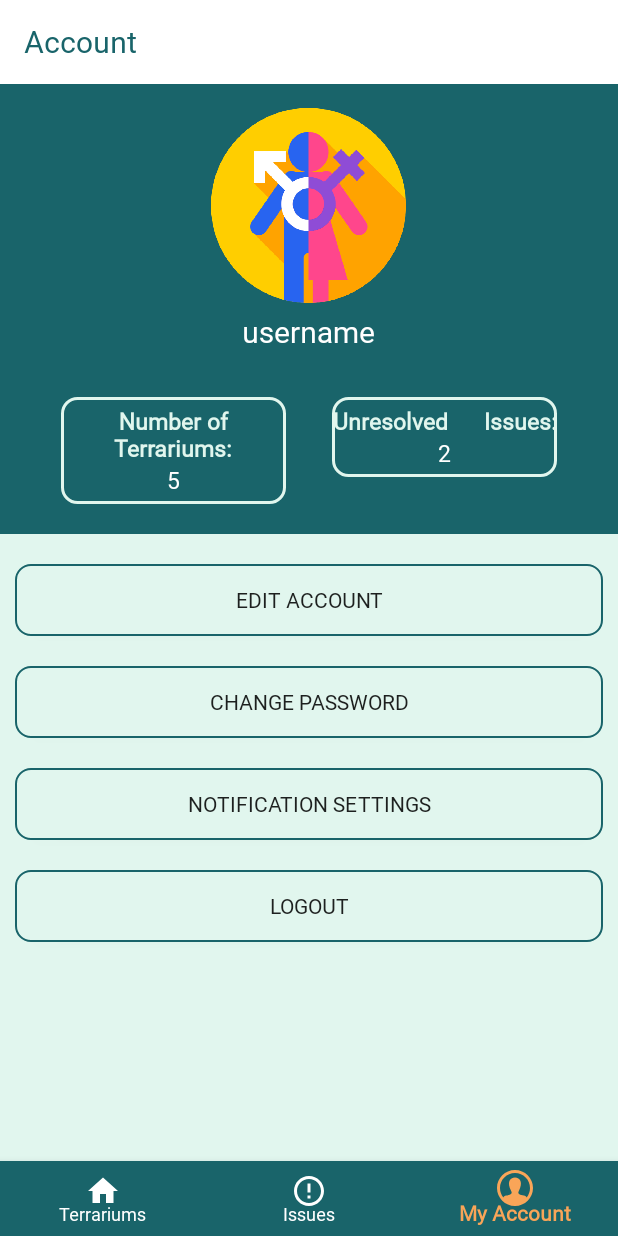
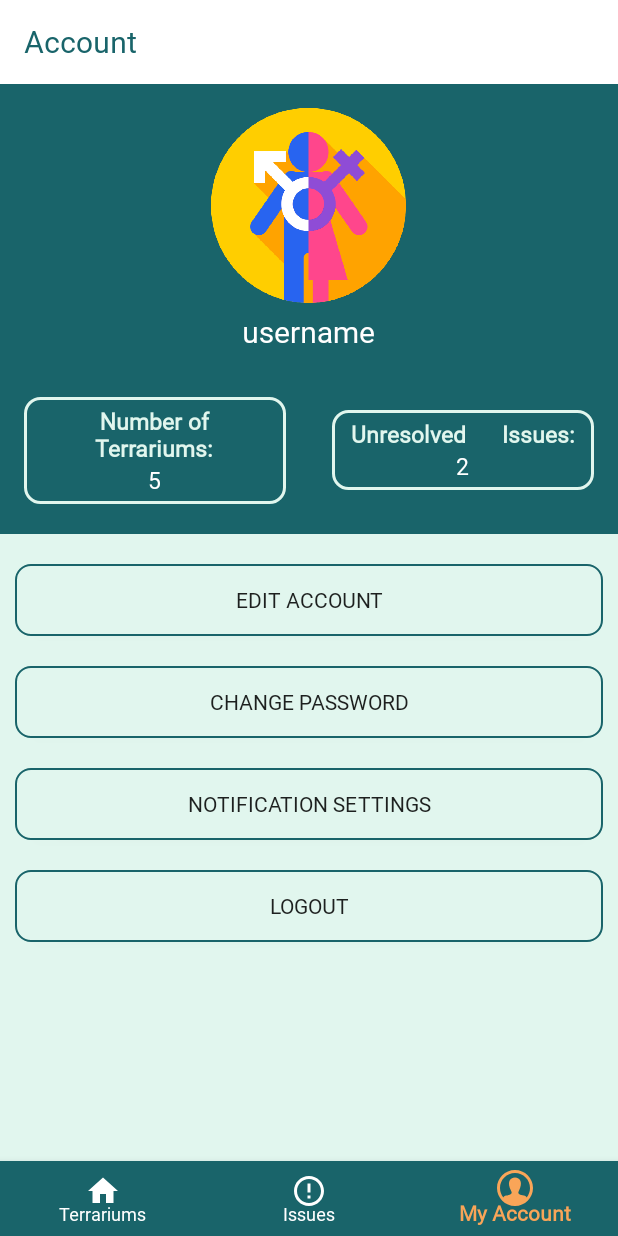
Before and after one commit to gomlopez27/ReptiCareApp, an Android app: the AccountActivity screen opened directly, with no data from a screen before it, on a phone screen of 412 x 824 dp. Run offline under Robolectric (Android 15) with nearby library versions, the phone set to English and light mode, and no system bars.

Commit message:
profile boxes with weight sum 50/50

```diff
--- a/app/src/main/res/layout/activity_account.xml
+++ b/app/src/main/res/layout/activity_account.xml
@@ -65,21 +65,24 @@
                     />
 
 
-                    <RelativeLayout
+                    <LinearLayout
                         android:layout_width="500dp"
                         android:layout_height="wrap_content"
                         android:layout_below="@+id/username_account"
                         android:paddingTop="10dp"
                         android:gravity="center"
                         android:layout_marginTop="20dp"
+                        android:weightSum="100"
+                        android:orientation="horizontal"
                         >
 
                         <RelativeLayout
-                            android:layout_width="150dp"
+                            android:layout_width="0dp"
                             android:layout_height="wrap_content"
                             android:id="@+id/box1"
                             android:background="@drawable/light_thick_stroke_dark_background"
                             android:layout_marginRight="15dp"
+                            android:layout_weight="50"
                             >
                             <TextView
                                 android:layout_width="150dp"
@@ -91,6 +94,7 @@
                                 android:textSize="15dp"
                                 android:textColor="@color/colorBackground"
                                 android:paddingTop="5dp"
+                                android:layout_centerHorizontal="true"
                                 />
                             <TextView
                                 android:layout_width="150dp"
@@ -102,16 +106,18 @@
                                 android:textColor="@color/white"
                                 android:layout_below="@+id/total_terrariums_acc"
                                 android:paddingBottom="5dp"
+                                android:layout_centerHorizontal="true"
+
                                 />
                         </RelativeLayout>
 
                         <RelativeLayout
-                            android:layout_width="150dp"
+                            android:layout_width="0dp"
                             android:layout_height="wrap_content"
                             android:id="@+id/box2"
-                            android:layout_toRightOf="@+id/box1"
                             android:background="@drawable/light_thick_stroke_dark_background"
                             android:layout_marginLeft="15dp"
+                            android:layout_weight="50"
                             >
 
                             <TextView
@@ -124,6 +130,7 @@
                                 android:textSize="15dp"
                                 android:textColor="@color/colorBackground"
                                 android:paddingTop="5dp"
+                                android:layout_centerHorizontal="true"
                                 />
 
                             <TextView
@@ -135,11 +142,13 @@
                                 android:textSize="15dp"
                                 android:textColor="@color/white"
                                 android:layout_below="@+id/unresolved_issues_acc"
-                                android:paddingBottom="5dp"/>
+                                android:paddingBottom="5dp"
+                                android:layout_centerHorizontal="true"
+                                />
 
                         </RelativeLayout>
 
-                    </RelativeLayout>
+                    </LinearLayout>
 
                 </RelativeLayout>
 
```
